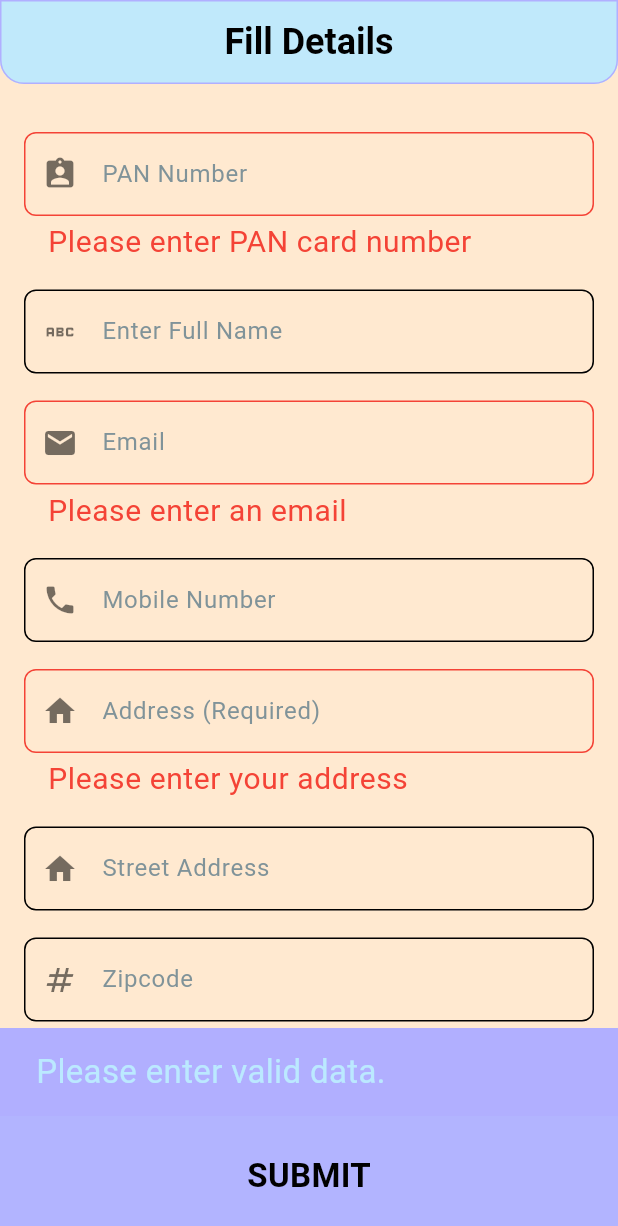
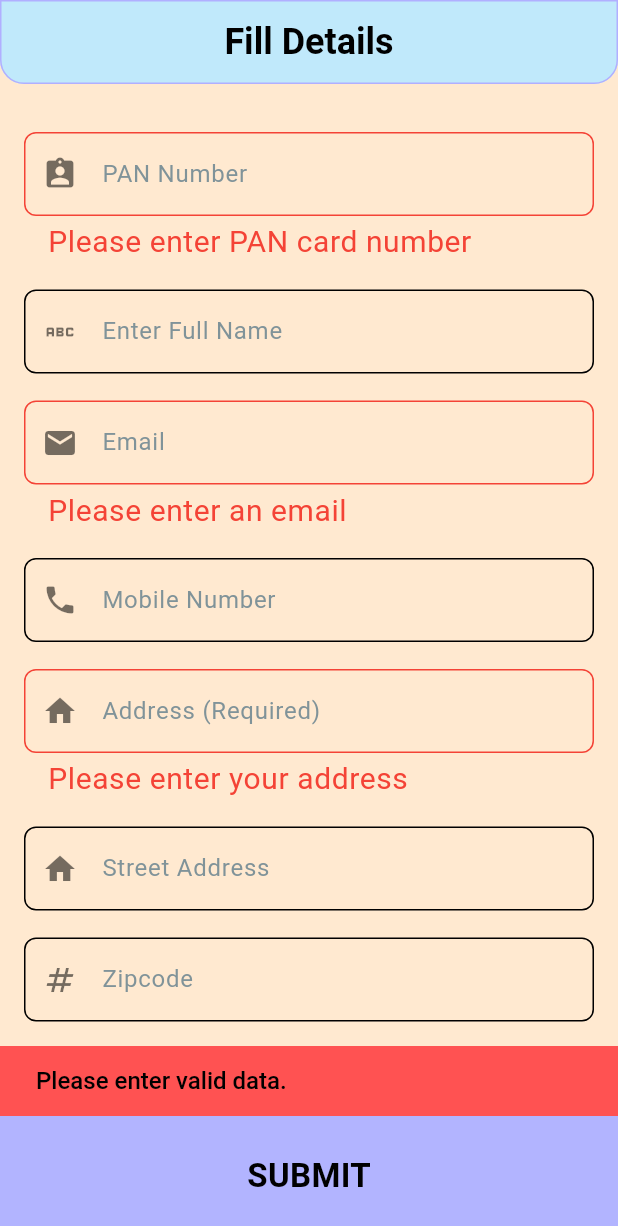
Before and after one commit to Anudeep2311/pixel6, a Flutter app: the FillDetailsScreen screen opened directly, after a tap on "SUBMIT", on a phone screen of 412 x 824 dp. Shown: the top 1226 px of the screen. Run offline on Flutter 3.47's test engine with Material 3 defaults, Android fonts, the phone set to English and light mode, and no system bars; our stand-ins replace shared_preferences; accounts and stored records are empty.

Commit message:
Some final changes still need to be done

```diff
--- a/lib/app_theme.dart
+++ b/lib/app_theme.dart
@@ -1,5 +1,4 @@
 import 'package:flutter/material.dart';
-import 'package:flutter/widgets.dart';
 
 final ThemeData appTheme = ThemeData(
   colorScheme: const ColorScheme(
@@ -62,6 +61,14 @@ final ThemeData appTheme = ThemeData(
     elevation: 3.0,
     surfaceTintColor: surfaceColor,
   ),
+  snackBarTheme: const SnackBarThemeData(
+    backgroundColor: Colors.redAccent,
+    contentTextStyle: TextStyle(
+      color: Colors.black,
+      fontSize: 16,
+      fontWeight: FontWeight.w500,
+    ),
+  ),
 );
 
 const Color primaryColor = Color(0xffFFE9D0);
--- a/lib/models/customer_model.dart
+++ b/lib/models/customer_model.dart
@@ -1,9 +1,9 @@
 class CustomerModel {
-  String pan;
-  String fullName;
-  String email;
-  String phoneNumber;
-  List<Address> addresses;
+  final String pan;
+  final String fullName;
+  final String email;
+  final String phoneNumber;
+  final List<Address> addresses;
 
   CustomerModel({
     required this.pan,
@@ -21,25 +21,23 @@ class CustomerModel {
         'addresses': addresses.map((e) => e.toJson()).toList(),
       };
 
-  factory CustomerModel.fromJson(Map<String, dynamic> json) {
-    return CustomerModel(
+  factory CustomerModel.fromJson(Map<String, dynamic> json) => CustomerModel(
         pan: json['pan'],
         fullName: json['fullName'],
         email: json['email'],
         phoneNumber: json['phoneNumber'],
-      addresses: (json['addresses'] as List)
-          .map((item) => Address.fromJson(item))
+        addresses: (json['addresses'] as List<dynamic>)
+            .map((e) => Address.fromJson(e as Map<String, dynamic>))
             .toList(),
       );
 }
-}
 
 class Address {
-  String addressLineOne;
-  String addressLineTwo;
-  String postcode;
-  String state;
-  String city;
+  final String addressLineOne;
+  final String addressLineTwo;
+  final String postcode;
+  final String state;
+  final String city;
 
   Address({
     required this.addressLineOne,
@@ -57,8 +55,7 @@ class Address {
         'city': city,
       };
 
-  factory Address.fromJson(Map<String, dynamic> json) {
-    return Address(
+  factory Address.fromJson(Map<String, dynamic> json) => Address(
         addressLineOne: json['addressLineOne'],
         addressLineTwo: json['addressLineTwo'],
         postcode: json['postcode'],
@@ -66,4 +63,3 @@ class Address {
         city: json['city'],
       );
 }
-}
--- a/lib/views/fill_details.dart
+++ b/lib/views/fill_details.dart
@@ -34,6 +34,52 @@ class _FillDetailsScreenState extends State<FillDetailsScreen> {
   final TextEditingController _stateController = TextEditingController();
   final TextEditingController _cityController = TextEditingController();
 
+  @override
+  void initState() {
+    super.initState();
+    final panProvider = context.read<PanProvider>();
+    panProvider.addListener(() {
+      if (_fullNameController.text != panProvider.fullName) {
+        _fullNameController.text = panProvider.fullName ?? '';
+      }
+    });
+    _panController.addListener(() {
+      final text = _panController.text;
+      if (text != text.toUpperCase()) {
+        _panController.value = _panController.value.copyWith(
+          text: text.toUpperCase(),
+          selection: TextSelection(
+            baseOffset: _panController.selection.baseOffset,
+            extentOffset: _panController.selection.extentOffset,
+          ),
+        );
+      }
+    });
+    final postcodeProvider = context.read<PostcodeProvider>();
+    postcodeProvider.addListener(() {
+      if (_stateController.text != postcodeProvider.state) {
+        _stateController.text = postcodeProvider.state ?? '';
+      }
+      if (_cityController.text != postcodeProvider.city) {
+        _cityController.text = postcodeProvider.city ?? '';
+      }
+    });
+  }
+
+  @override
+  void dispose() {
+    _panController.dispose();
+    _fullNameController.dispose();
+    _emailController.dispose();
+    _phoneNumberController.dispose();
+    _addressLineOneController.dispose();
+    _addressLineTwoController.dispose();
+    _postCodeController.dispose();
+    _stateController.dispose();
+    _cityController.dispose();
+    super.dispose();
+  }
+
   Future<void> _fetchPostcodeDetails(String postcode) async {
     final postcodeProvider =
         Provider.of<PostcodeProvider>(context, listen: false);
@@ -49,6 +95,7 @@ class _FillDetailsScreenState extends State<FillDetailsScreen> {
   Widget build(BuildContext context) {
     return Scaffold(
       appBar: AppBar(
+        automaticallyImplyLeading: false,
         title: const Text("Fill Details"),
       ),
       body: SingleChildScrollView(
@@ -75,7 +122,17 @@ class _FillDetailsScreenState extends State<FillDetailsScreen> {
                         }
                       },
                       suffixIcon: panProvider.isLoading
-                          ? const CircularProgressIndicator()
+                          ? const SizedBox(
+                              height: 2,
+                              width: 2,
+                              child: Center(
+                                child: CircularProgressIndicator(
+                                  color: onSurfaceColor,
+                                  strokeWidth: RefreshProgressIndicator
+                                      .defaultStrokeWidth,
+                                ),
+                              ),
+                            )
                           : null,
                     );
                   },
@@ -143,7 +200,17 @@ class _FillDetailsScreenState extends State<FillDetailsScreen> {
                         }
                       },
                       suffixIcon: postcodeProvider.isLoading
-                          ? const CircularProgressIndicator()
+                          ? const SizedBox(
+                              height: 10,
+                              width: 10,
+                              child: Center(
+                                child: CircularProgressIndicator(
+                                  color: onSurfaceColor,
+                                  strokeWidth: RefreshProgressIndicator
+                                      .defaultStrokeWidth,
+                                ),
+                              ),
+                            )
                           : null,
                     );
                   },
@@ -151,7 +218,6 @@ class _FillDetailsScreenState extends State<FillDetailsScreen> {
                 const TextFormFieldSizedbox(),
                 Consumer<PostcodeProvider>(
                   builder: (context, postcodeProvider, child) {
-                    // Update stateController and cityController with the provider values
                     _stateController.text = postcodeProvider.state ?? '';
                     _cityController.text = postcodeProvider.city ?? '';
 
@@ -185,12 +251,6 @@ class _FillDetailsScreenState extends State<FillDetailsScreen> {
         onTap: () {
           if (_formKey.currentState?.validate() ?? false) {
             _saveCustomerData(context);
-            // Navigator.pushReplacement(
-            //   context,
-            //   MaterialPageRoute(
-            //     builder: (context) => const HomeScreen(),
-            //   ),
-            // );
           } else {
             ScaffoldMessenger.of(context).showSnackBar(
               const SnackBar(
--- a/lib/widgets/capitalized_form_field.dart
+++ b/lib/widgets/capitalized_form_field.dart
@@ -1,5 +1,4 @@
 import 'package:flutter/material.dart';
-import 'package:flutter/services.dart';
 import 'package:pixel6/app_theme.dart';
 
 class CapitalizedTextFormField extends StatefulWidget {
```
Also changed, not shown: lib/app.dart (added, +16 -0 lines), lib/main.dart (+1 -15 lines), lib/provider/customer_provider.dart (+35 -19 lines), lib/provider/pancard_provider.dart (+15 -1 lines), lib/provider/postcode_provider.dart (+12 -2 lines), lib/views/edit_details.dart (added, +214 -0 lines), lib/views/home_screen.dart (+72 -8 lines), 2 other files. Lines whose indentation alone changed are shown as unchanged.
